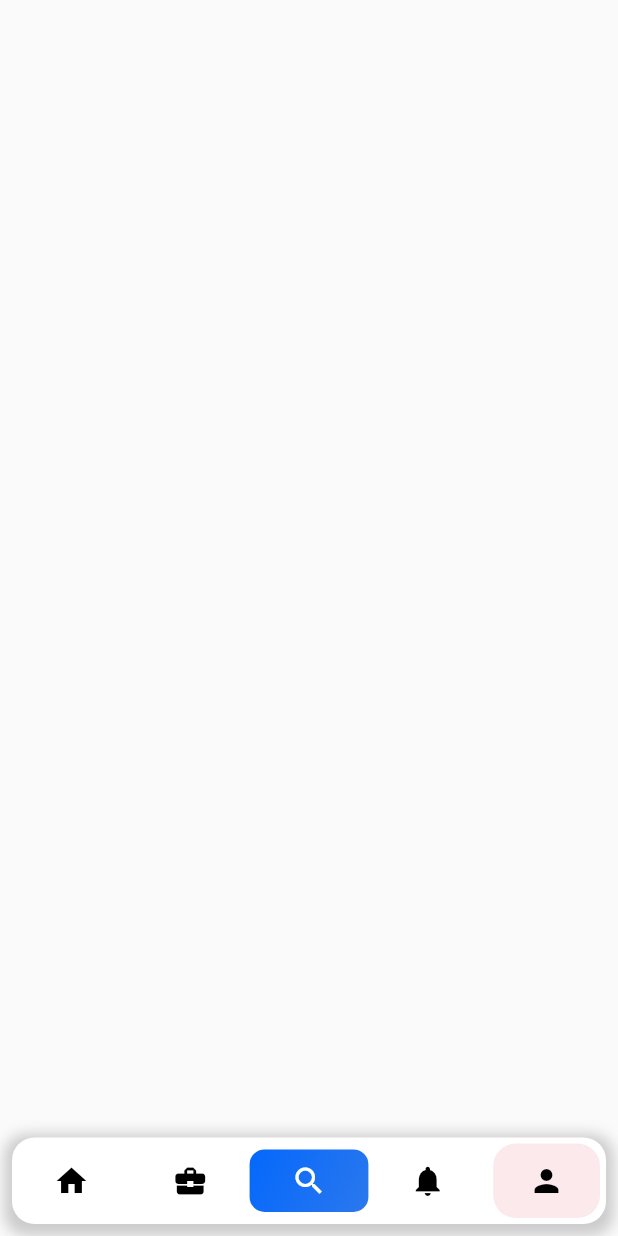
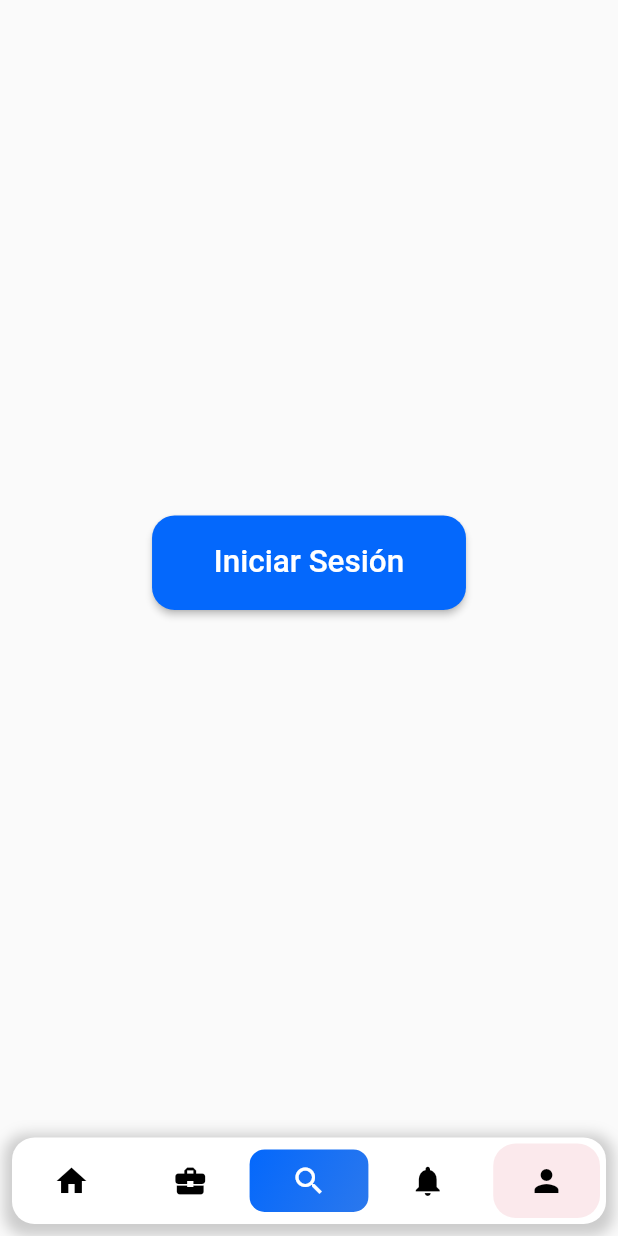
Before and after one commit to jesusManuelJuarez/FinderPymes, a Flutter app: the ProfileConsumer screen opened directly, on a phone screen of 412 x 824 dp. Run offline on Flutter 3.47's test engine with Material 2 defaults, Android fonts, the light colour scheme and no system bars; our stand-ins replace animate_do, dotted_border; network calls fail.

Commit message:
fix - se arreglaron algunos detalles

```diff
--- a/lib/feature/consumer/presentation/pages/profile.dart
+++ b/lib/feature/consumer/presentation/pages/profile.dart
@@ -1,4 +1,6 @@
+import 'package:finder_pymes/feature/consumer/presentation/widgets/bottom_customer.dart';
 import 'package:finder_pymes/feature/post/presentation/widgets/bottom_navbar.dart';
+import 'package:finder_pymes/settings/styles/colors.dart';
 import 'package:flutter/material.dart';
 
 class ProfileConsumer extends StatelessWidget {
@@ -7,6 +9,16 @@ class ProfileConsumer extends StatelessWidget {
   @override
   Widget build(BuildContext context) {
     return Scaffold(
+      body: SafeArea(
+        child: Center(
+          child: CustomerElevateBottom(
+              label: 'Iniciar Sesión',
+              onPressed: () {},
+              backgroundColor: DataColors.colorBlueBottom,
+              textColor: DataColors.colorWhite,
+              sizeHorizontal: 10),
+        ),
+      ),
       bottomNavigationBar: customBottomNavigationBar(5, context),
     );
   }
--- a/lib/feature/post/presentation/pages/init_view.dart
+++ b/lib/feature/post/presentation/pages/init_view.dart
@@ -1,5 +1,5 @@
 import 'package:animate_do/animate_do.dart';
-import 'package:finder_pymes/feature/consumer/presentation/pages/first_view.dart';
+import 'package:finder_pymes/feature/post/presentation/pages/home_cons.dart';
 import 'package:finder_pymes/settings/size_responsive.dart';
 import 'package:finder_pymes/settings/styles/colors.dart';
 import 'package:flutter/material.dart';
@@ -28,7 +28,7 @@ class _InitViewState extends State<InitView> {
         transitionDuration: const Duration(milliseconds: 500),
         pageBuilder: (context, animation, secondaryAnimation) => FadeTransition(
           opacity: animation,
-          child: const FirstViewPage(),
+          child: const HomeFirst(),
         ),
       ),
     );
--- a/lib/feature/post/presentation/pages/search.dart
+++ b/lib/feature/post/presentation/pages/search.dart
@@ -1,6 +1,5 @@
 import 'package:finder_pymes/feature/consumer/presentation/widgets/textformfield_customer.dart';
 import 'package:finder_pymes/feature/post/presentation/widgets/bottom_navbar.dart';
-import 'package:finder_pymes/feature/post/presentation/widgets/category.dart';
 import 'package:finder_pymes/settings/size_responsive.dart';
 import 'package:finder_pymes/settings/styles/colors.dart';
 import 'package:flutter/material.dart';
@@ -11,7 +10,7 @@ class SearchView extends StatelessWidget {
   @override
   Widget build(BuildContext context) {
     double sizeTextTittle = SizeResponsize.textSize(6.5);
-    double sizeTextNormal = SizeResponsize.textSize(5.092592887);
+    // double sizeTextNormal = SizeResponsize.textSize(5.092592887);
     return Scaffold(
       resizeToAvoidBottomInset: false,
       body: SafeArea(
--- a/lib/feature/post/presentation/widgets/bottom_navbar.dart
+++ b/lib/feature/post/presentation/widgets/bottom_navbar.dart
@@ -1,4 +1,4 @@
-import 'package:finder_pymes/feature/consumer/presentation/pages/profile.dart';
+import 'package:finder_pymes/feature/consumer/presentation/pages/first_view.dart';
 import 'package:finder_pymes/feature/post/presentation/pages/home_cons.dart';
 import 'package:finder_pymes/feature/post/presentation/pages/notifications.dart';
 import 'package:finder_pymes/feature/post/presentation/pages/search.dart';
@@ -149,7 +149,7 @@ Widget customBottomNavigationBar(
                       Navigator.push(
                         context,
                         MaterialPageRoute(
-                          builder: (context) => const ProfileConsumer(),
+                          builder: (context) => const FirstViewPage(),
                         ),
                       );
                     }
```
